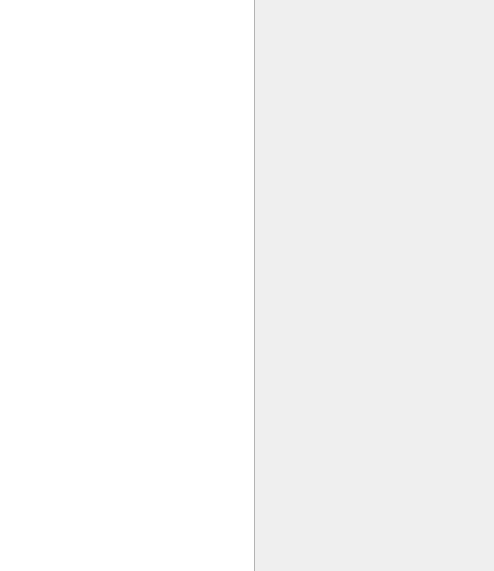
Old version of the form specviz/data/ui/workspace.ui in the repository nmearl/specviz; both pictures show x 0 to 494 and y 0 to 571 of the 784 by 571 pixel window.
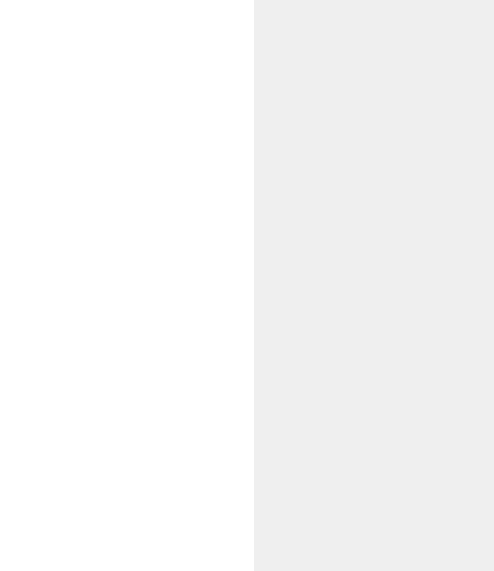
New version of the form.

```diff
--- a/specviz/data/ui/workspace.ui
+++ b/specviz/data/ui/workspace.ui
@@ -34,14 +34,6 @@
        <verstretch>0</verstretch>
       </sizepolicy>
      </property>
-     <property name="autoFillBackground">
-      <bool>false</bool>
-     </property>
-     <property name="styleSheet">
-      <string notr="true">QSplitter::handle {
-    background: rgb(179, 179, 179);
-}</string>
-     </property>
      <property name="lineWidth">
       <number>0</number>
      </property>
```
Left out of the diff: 5 changed lines with no effect on the pictures.
